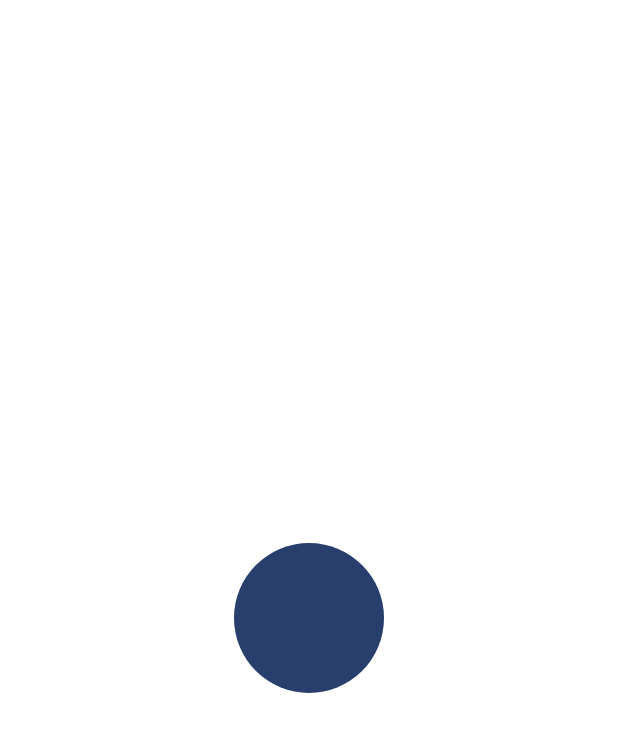
After one commit to ayamkecappp/ToDoListApp, an Android app: the layout splash_screen.xml on its own in the app's theme, with its tools: preview values and no code run, on a phone screen of 412 x 824 dp. The commit adds this screen. Shown: the top 732 px of the screen. Run offline under Robolectric (Android 15) with nearby library versions, the phone set to English and light mode, and no system bars; Roboto replaces fonts that are not available here.

Commit message:
feat: splash screen animation

```diff
--- /dev/null
+++ b/app/src/main/res/drawable/circle_bg_navy.xml
@@ -0,0 +1,5 @@
+<?xml version="1.0" encoding="utf-8"?>
+<shape xmlns:android="http://schemas.android.com/apk/res/android"
+    android:shape="oval">
+    <solid android:color="@color/dark_blue" />
+</shape>
--- /dev/null
+++ b/app/src/main/res/layout/splash_screen.xml
@@ -0,0 +1,47 @@
+<?xml version="1.0" encoding="utf-8"?>
+<androidx.constraintlayout.widget.ConstraintLayout xmlns:android="http://schemas.android.com/apk/res/android"
+    xmlns:app="http://schemas.android.com/apk/res-auto"
+    android:layout_width="match_parent"
+    android:layout_height="match_parent"
+    android:background="@color/white">
+
+    <View
+        android:id="@+id/circleBackground"
+        android:layout_width="100dp"
+        android:layout_height="100dp"
+        android:background="@drawable/circle_bg_navy"
+        app:layout_constraintTop_toTopOf="parent"
+        app:layout_constraintBottom_toBottomOf="parent"
+        app:layout_constraintStart_toStartOf="parent"
+        app:layout_constraintEnd_toEndOf="parent" />
+
+    <ImageView
+        android:id="@+id/imgTimy"
+        android:layout_width="150dp"
+        android:layout_height="150dp"
+        android:src="@drawable/timy1"
+        android:scaleType="centerInside"
+        android:translationY="200dp"
+        android:visibility="invisible"
+        app:layout_constraintBottom_toBottomOf="parent"
+        app:layout_constraintStart_toStartOf="parent"
+        app:layout_constraintEnd_toEndOf="parent"
+        app:layout_constraintTop_toTopOf="parent"
+        app:layout_constraintVertical_bias="0.4"/>
+
+    <TextView
+        android:id="@+id/tvTitle"
+        android:layout_width="wrap_content"
+        android:layout_height="wrap_content"
+        android:text="Timy Time"
+        android:textSize="36sp"
+        android:textStyle="bold"
+        android:fontFamily="@font/lexend"
+        android:translationY="-200dp"
+        android:visibility="invisible"
+        android:textColor="@color/dark_blue"
+        app:layout_constraintTop_toBottomOf="@id/imgTimy"
+        app:layout_constraintStart_toStartOf="parent"
+        app:layout_constraintEnd_toEndOf="parent"
+        android:layout_marginTop="8dp"/>
+</androidx.constraintlayout.widget.ConstraintLayout>
```
Also changed, not shown: app/src/main/java/com/example/todolistapp/MainActivity.kt (+70 -33 lines).
